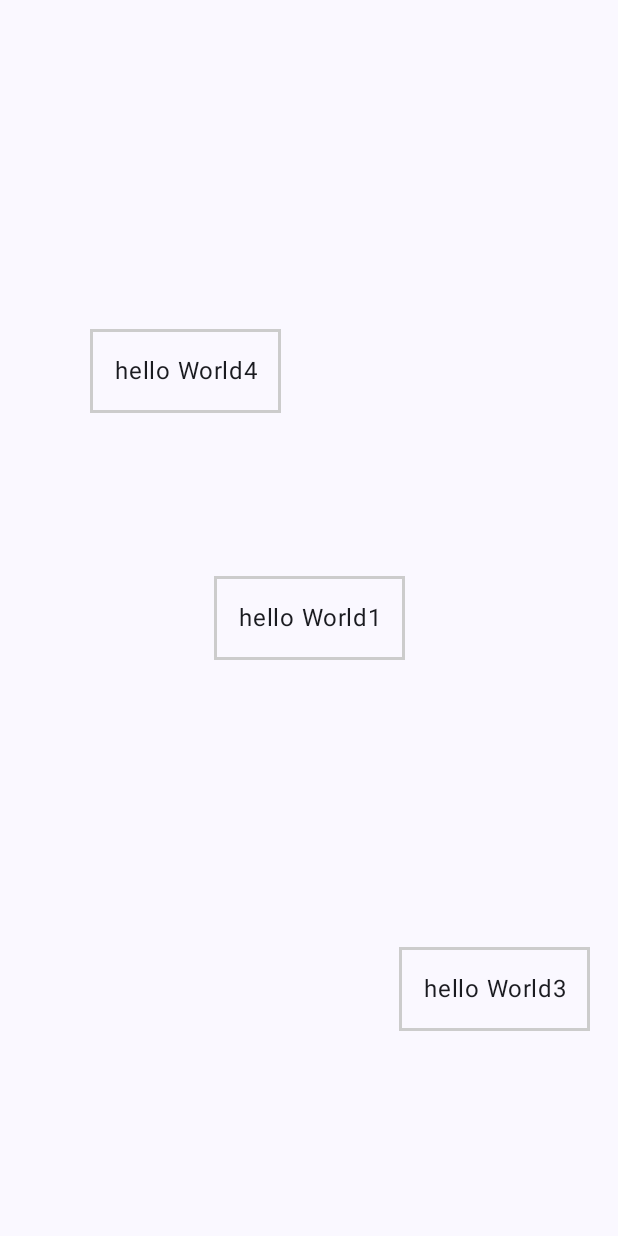
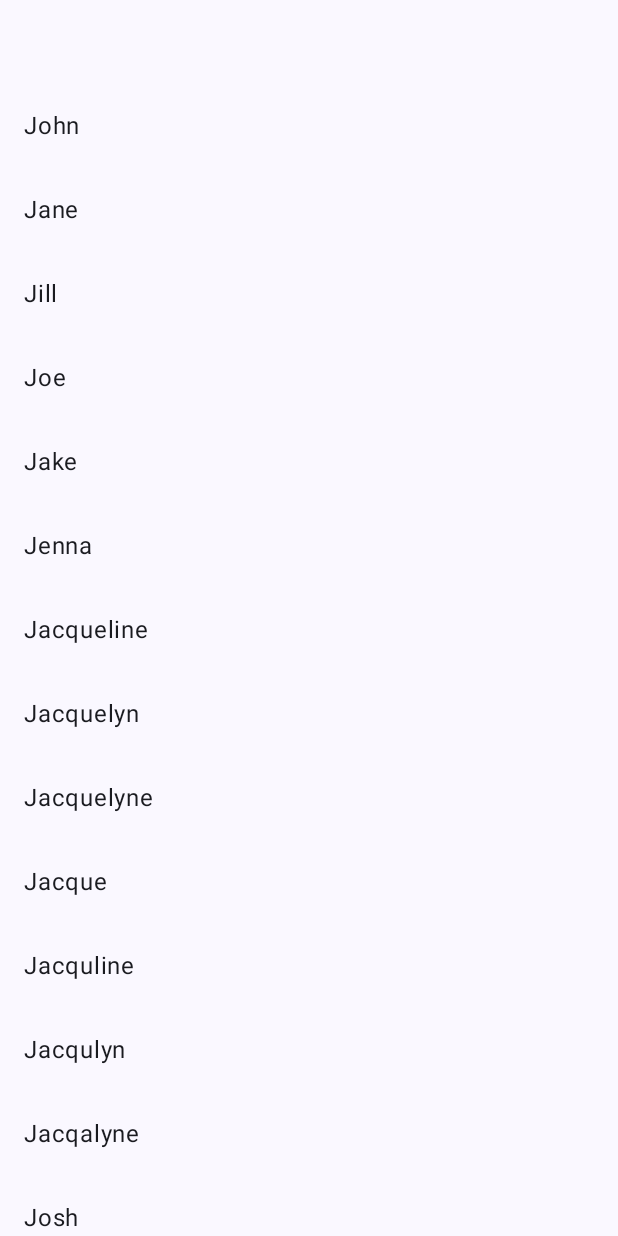
Before and after one commit to AwaisIslam/ComposeHotelUI, an Android app built with Jetpack Compose: the screen it shows after launch (MainActivity), on a phone screen of 412 x 824 dp. Run offline under Robolectric (Android 15) with nearby library versions, the phone set to English and light mode, and no system bars.

Commit message:
Side Effect and Effect Handlers Assignment

```diff
--- a/app/src/main/java/com/ak/composehotelui/MainActivity.kt
+++ b/app/src/main/java/com/ak/composehotelui/MainActivity.kt
@@ -4,34 +4,15 @@ import android.os.Bundle
 import androidx.activity.ComponentActivity
 import androidx.activity.compose.setContent
 import androidx.activity.enableEdgeToEdge
-import androidx.compose.foundation.background
-import androidx.compose.foundation.layout.Box
-import androidx.compose.foundation.layout.Column
 import androidx.compose.foundation.layout.fillMaxSize
-import androidx.compose.foundation.layout.height
 import androidx.compose.foundation.layout.padding
-import androidx.compose.foundation.layout.width
-import androidx.compose.material3.Button
 import androidx.compose.material3.Scaffold
-import androidx.compose.material3.Text
 import androidx.compose.runtime.Composable
-import androidx.compose.runtime.getValue
-import androidx.compose.runtime.mutableIntStateOf
-import androidx.compose.runtime.mutableStateOf
-import androidx.compose.runtime.remember
-import androidx.compose.runtime.setValue
 import androidx.compose.ui.Modifier
-import androidx.compose.ui.geometry.Offset
-import androidx.compose.ui.graphics.Color
 import androidx.compose.ui.tooling.preview.Preview
-import androidx.compose.ui.unit.IntOffset
-import androidx.compose.ui.unit.dp
-import com.ak.composehotelui.advanced_layouts.LazyMindMapLayout
-import com.ak.composehotelui.advanced_layouts.MindMapItem
-import com.ak.composehotelui.advanced_layouts.SubComposePagedRow
 import com.ak.composehotelui.checkbox.TodoScreenRoot
+import com.ak.composehotelui.side_effects_assignment.ShowNamesList
 import com.ak.composehotelui.ui.theme.ComposeHotelUITheme
-import kotlin.random.Random
 
 class MainActivity : ComponentActivity() {
     override fun onCreate(savedInstanceState: Bundle?) {
@@ -73,7 +54,7 @@ class MainActivity : ComponentActivity() {
                             )
                         }
                     }*/
-                    val mindMapItems = remember {
+                    /*val mindMapItems = remember {
                         listOf(
                             MindMapItem(
                                 title = "hello World1",
@@ -114,7 +95,10 @@ class MainActivity : ComponentActivity() {
                             .fillMaxSize()
                             .padding(innerPadding)
                     )
-                }
+                }*/
+                    ShowNamesList(
+                        modifier = Modifier.padding(innerPadding)
+                    )
                 }
             }
         }
@@ -126,6 +110,8 @@ fun GreetingPreview() {
         ComposeHotelUITheme {
             //HotelBookingScreen()
             //NumberGuessScreenRoot()
-        TodoScreenRoot()
+            //TodoScreenRoot()
+            ShowNamesList()
         }
     }
+}
--- /dev/null
+++ b/app/src/main/java/com/ak/composehotelui/side_effects_assignment/NamesListViewModel.kt
@@ -0,0 +1,74 @@
+package com.ak.composehotelui.side_effects_assignment
+
+import androidx.compose.foundation.lazy.LazyListState
+import androidx.compose.material3.SnackbarHostState
+import androidx.compose.runtime.snapshotFlow
+import androidx.lifecycle.ViewModel
+import androidx.lifecycle.viewModelScope
+import kotlinx.coroutines.flow.MutableStateFlow
+import kotlinx.coroutines.flow.asStateFlow
+import kotlinx.coroutines.flow.distinctUntilChanged
+import kotlinx.coroutines.flow.update
+import kotlinx.coroutines.launch
+
+data class Names(
+    val name: String = ""
+)
+
+class NamesListViewModel : ViewModel() {
+    private var _namesList = MutableStateFlow(listOf(Names()))
+    val namesList = _namesList.asStateFlow()
+
+    val snackbarHostState = SnackbarHostState()
+    val lazyList = LazyListState()
+
+    init {
+        _namesList.update {
+            it.toMutableList().apply {
+                add(Names("John"))
+                add(Names("Jane"))
+                add(Names("Jill"))
+                add(Names("Joe"))
+                add(Names("Jake"))
+                add(Names("Jenna"))
+                add(Names("Jacqueline"))
+                add(Names("Jacquelyn"))
+                add(Names("Jacquelyne"))
+                add(Names("Jacque"))
+                add(Names("Jacquline"))
+                add(Names("Jacqulyn"))
+                add(Names("Jacqalyne"))
+                add(Names("Josh"))
+                add(Names("Joshua"))
+                add(Names("Jake"))
+                add(Names("John"))
+                add(Names("Jane"))
+                add(Names("Jill"))
+                add(Names("Joe"))
+                add(Names("Jake"))
+                add(Names("Jenna"))
+                add(Names("Jacqueline"))
+                add(Names("Jacquelyn"))
+                add(Names("Jacquelyne"))
+                add(Names("Jacque"))
+                add(Names("Jacquline"))
+                add(Names("Jacqulyn"))
+                add(Names("Jacqalyne"))
+                add(Names("Josh"))
+                add(Names("Joshua"))
+                add(Names("Jake"))
+            }
+        }
+
+        viewModelScope.launch {
+            snapshotFlow {
+                val lastVisible = lazyList.layoutInfo.visibleItemsInfo.lastOrNull()?.index
+                lastVisible == _namesList.value.lastIndex
+            }.distinctUntilChanged().collect { atBottom ->
+                if (atBottom) {
+                    snackbarHostState.showSnackbar("Scrolled to the bottom!")
+                }
+            }
+        }
+    }
+}
--- /dev/null
+++ b/app/src/main/java/com/ak/composehotelui/side_effects_assignment/ShowNamesList.kt
@@ -0,0 +1,60 @@
+package com.ak.composehotelui.side_effects_assignment
+
+import androidx.compose.foundation.layout.Column
+import androidx.compose.foundation.layout.fillMaxSize
+import androidx.compose.foundation.layout.padding
+import androidx.compose.foundation.lazy.LazyColumn
+import androidx.compose.material3.Scaffold
+import androidx.compose.material3.SnackbarHost
+import androidx.compose.material3.Text
+import androidx.compose.runtime.Composable
+import androidx.compose.runtime.getValue
+import androidx.compose.ui.Modifier
+import androidx.compose.ui.tooling.preview.Preview
+import androidx.compose.ui.unit.dp
+import androidx.lifecycle.compose.collectAsStateWithLifecycle
+import androidx.lifecycle.viewmodel.compose.viewModel
+import com.ak.composehotelui.ui.theme.ComposeHotelUITheme
+
+@Composable
+fun ShowNamesList(modifier: Modifier = Modifier) {
+    val namesListViewModel = viewModel<NamesListViewModel>()
+    val namesList by namesListViewModel.namesList.collectAsStateWithLifecycle()
+
+    Scaffold(
+        modifier = Modifier.fillMaxSize(),
+        snackbarHost = {
+            SnackbarHost(
+                hostState = namesListViewModel.snackbarHostState
+            )
+        }
+    ) { paddingValues ->
+        Column(
+            modifier = Modifier
+                .padding(paddingValues)
+        ) {
+            LazyColumn(
+                modifier = Modifier.fillMaxSize()
+                    .weight(1f),
+                state = namesListViewModel.lazyList
+            ) {
+                items(namesList.size) { index ->
+                    Text(
+                        modifier = Modifier.padding(16.dp),
+                        text = namesList[index].name
+                    )
+                }
+            }
+        }
+    }
+}
+
+@Preview(
+    showBackground = true
+)
+@Composable
+private fun ShowNamesListPreview() {
+    ComposeHotelUITheme {
+        ShowNamesList()
+    }
+}
```
Lines whose indentation alone changed are shown as unchanged.
